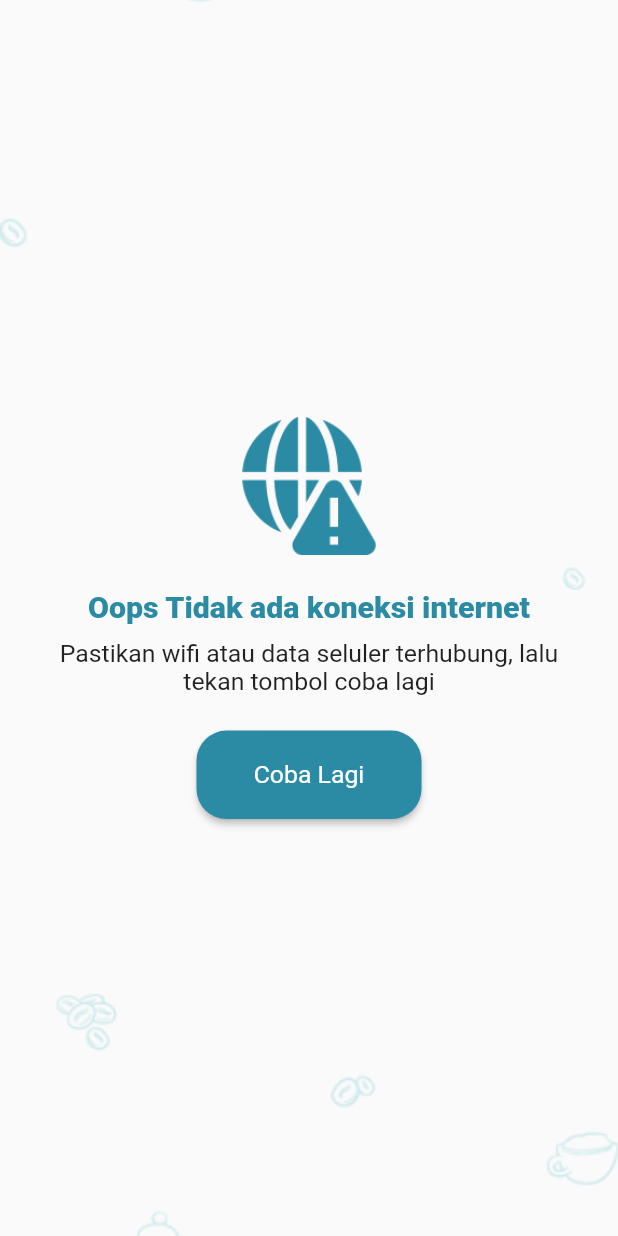
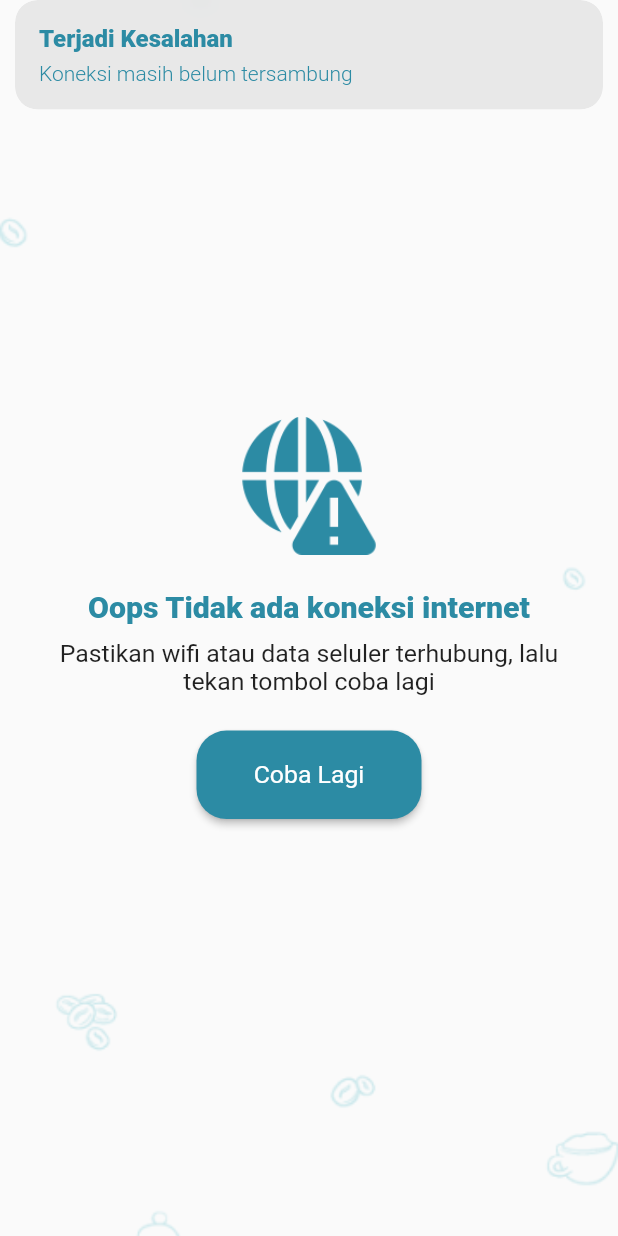
Before and after one commit to ilham-ha1/trainee-venturo, a Flutter app: the NoConnectionView screen opened by its route, after a tap on "Coba Lagi", on a phone screen of 412 x 824 dp. Run offline on Flutter 3.47's test engine with Material 2 defaults, Android fonts, the phone set to English and light mode, and no system bars; our stand-ins replace firebase_analytics, firebase_core, flutter_easyloading, flutter_screenutil, get, google_fonts and 1 more; accounts and stored records are empty.

Commit message:
menambahkan snackbar pada halaman no connection

```diff
--- a/lib/main.dart
+++ b/lib/main.dart
@@ -1,4 +1,5 @@
 import 'package:flutter/material.dart';
+import 'package:flutter_easyloading/flutter_easyloading.dart';
 import 'package:flutter_screenutil/flutter_screenutil.dart';
 import 'package:get/get.dart';
 import 'package:trainee/configs/pages/main_page.dart';
@@ -48,6 +49,7 @@ class MyApp extends StatelessWidget {
           defaultTransition: Transition.native,
           getPages: MainPage.main,
           initialBinding: GlobalBinding(),
+          builder: EasyLoading.init(),
         );
       },
     );
--- a/lib/modules/features/no_connection/view/ui/no_connection_view.dart
+++ b/lib/modules/features/no_connection/view/ui/no_connection_view.dart
@@ -76,6 +76,11 @@ class NoConnectionView extends StatelessWidget {
                   GlobalController.to.checkConnectionInPageUsingButton();
                   if (GlobalController.to.isConnect.value == true) {
                     Get.offNamed(MainRoute.initial);
+                  }else {
+                    Get.snackbar(
+                      "Terjadi Kesalahan",
+                      "Koneksi masih belum tersambung",
+                    );
                   }
                 },
                 child: Row(
--- a/pubspec.yaml
+++ b/pubspec.yaml
@@ -41,6 +41,8 @@ dependencies:
   google_fonts: ^4.0.4
   firebase_analytics: ^10.4.3
   sentry_flutter: ^7.8.0
+  flutter_easyloading: ^3.0.5
+  panara_dialogs: ^0.1.4
 
 
 dev_dependencies:
```
Also changed, not shown: pubspec.lock.
